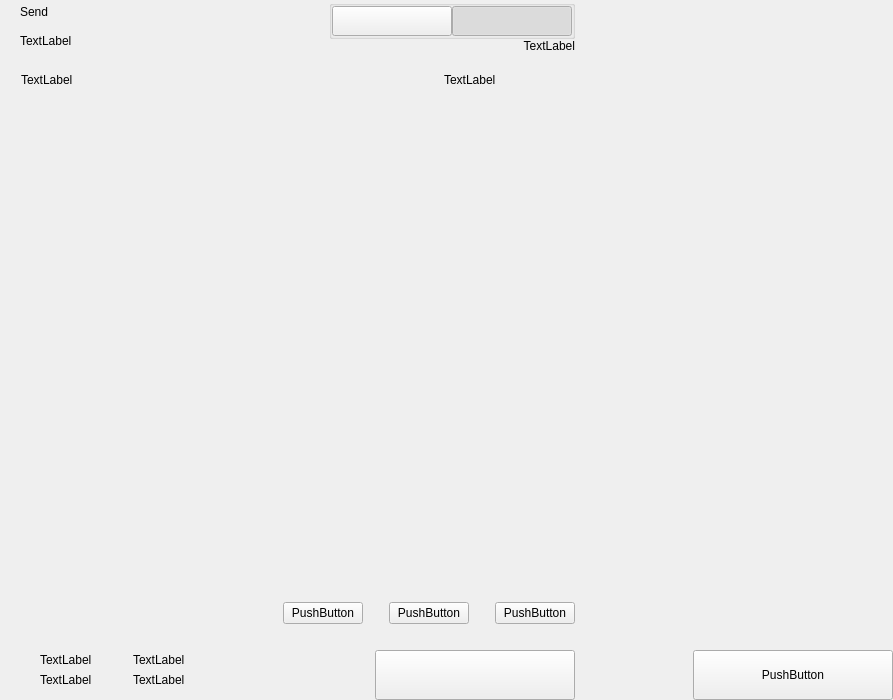
First picture: the form in src/qt/aezora/forms/send.ui, repository decenomy/AZR, before the edit.
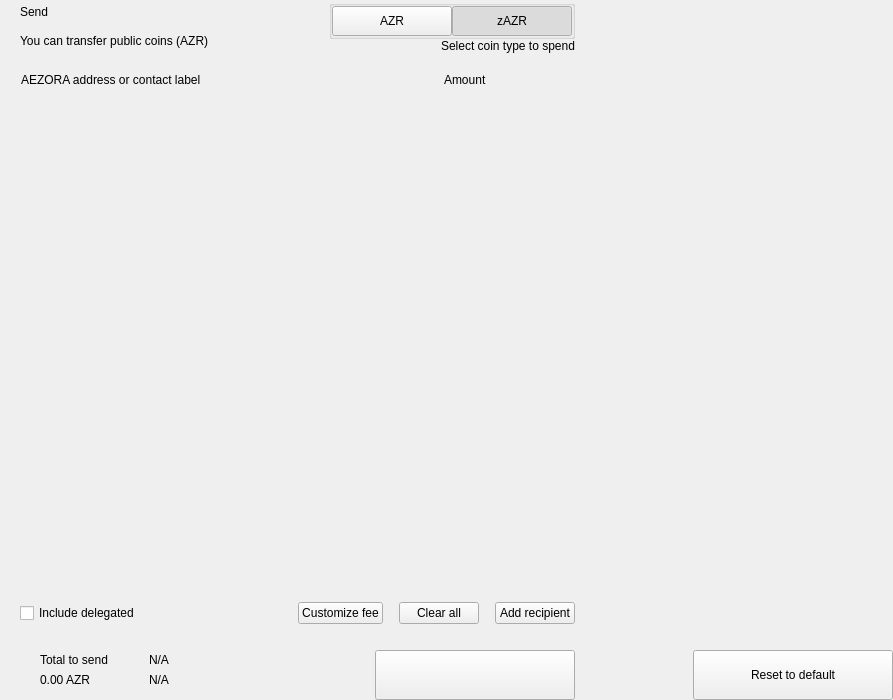
Second picture: the form after the edit. Custom widgets are drawn as their Qt base class.

```diff
--- a/src/qt/aezora/forms/send.ui
+++ b/src/qt/aezora/forms/send.ui
@@ -81,7 +81,7 @@
             <item>
              <widget class="QLabel" name="labelSubtitle1">
               <property name="text">
-               <string>TextLabel</string>
+               <string>You can transfer public coins (AZR)</string>
               </property>
              </widget>
             </item>
@@ -147,7 +147,7 @@
                   <enum>Qt::NoFocus</enum>
                  </property>
                  <property name="text">
-                  <string/>
+                  <string>AZR</string>
                  </property>
                  <property name="checkable">
                   <bool>true</bool>
@@ -175,7 +175,7 @@
                   <enum>Qt::NoFocus</enum>
                  </property>
                  <property name="text">
-                  <string/>
+                  <string>zAZR</string>
                  </property>
                  <property name="checkable">
                   <bool>true</bool>
@@ -194,7 +194,7 @@
             <item>
              <widget class="QLabel" name="labelSubtitle2">
               <property name="text">
-               <string>TextLabel</string>
+               <string>Select coin type to spend</string>
               </property>
               <property name="alignment">
                <set>Qt::AlignRight|Qt::AlignTrailing|Qt::AlignVCenter</set>
@@ -244,7 +244,7 @@
              <string notr="true">margin-left:8px;</string>
             </property>
             <property name="text">
-             <string>TextLabel</string>
+             <string>AEZORA address or contact label</string>
             </property>
            </widget>
           </item>
@@ -267,7 +267,7 @@
           <item>
            <widget class="QLabel" name="labelSubtitleAmount">
             <property name="text">
-             <string>TextLabel</string>
+             <string>Amount</string>
             </property>
            </widget>
           </item>
@@ -366,9 +366,22 @@
           <property name="spacing">
            <number>6</number>
           </property>
+          <property name="leftMargin">
+           <number>20</number>
+          </property>
           <property name="rightMargin">
            <number>20</number>
           </property>
+          <item>
+           <widget class="QCheckBox" name="checkBoxDelegations">
+            <property name="layoutDirection">
+             <enum>Qt::LeftToRight</enum>
+            </property>
+            <property name="text">
+             <string>Include delegated</string>
+            </property>
+           </widget>
+          </item>
           <item>
            <spacer name="horizontalSpacer_4">
             <property name="orientation">
@@ -376,7 +389,7 @@
             </property>
             <property name="sizeHint" stdset="0">
              <size>
-              <width>40</width>
+              <width>10</width>
               <height>20</height>
              </size>
             </property>
@@ -388,7 +401,7 @@
              <enum>Qt::NoFocus</enum>
             </property>
             <property name="text">
-             <string>PushButton</string>
+             <string>Customize fee</string>
             </property>
            </widget>
           </item>
@@ -402,7 +415,7 @@
             </property>
             <property name="sizeHint" stdset="0">
              <size>
-              <width>20</width>
+              <width>10</width>
               <height>20</height>
              </size>
             </property>
@@ -417,7 +430,7 @@
              <enum>Qt::RightToLeft</enum>
             </property>
             <property name="text">
-             <string>PushButton</string>
+             <string>Clear all</string>
             </property>
            </widget>
           </item>
@@ -431,7 +444,7 @@
             </property>
             <property name="sizeHint" stdset="0">
              <size>
-              <width>20</width>
+              <width>10</width>
               <height>20</height>
              </size>
             </property>
@@ -443,7 +456,7 @@
              <enum>Qt::NoFocus</enum>
             </property>
             <property name="text">
-             <string>PushButton</string>
+             <string>Add recipient</string>
             </property>
            </widget>
           </item>
@@ -547,14 +560,14 @@
                      <item>
                       <widget class="QLabel" name="labelTitleTotalSend">
                        <property name="text">
-                        <string>TextLabel</string>
+                        <string>Total to send</string>
                        </property>
                       </widget>
                      </item>
                      <item>
                       <widget class="QLabel" name="labelAmountSend">
                        <property name="text">
-                        <string>TextLabel</string>
+                        <string notr="true">0.00 AZR</string>
                        </property>
                       </widget>
                      </item>
@@ -619,14 +632,14 @@
                      <item>
                       <widget class="QLabel" name="labelTitleTotalRemaining">
                        <property name="text">
-                        <string>TextLabel</string>
+                        <string notr="true">N/A</string>
                        </property>
                       </widget>
                      </item>
                      <item>
                       <widget class="QLabel" name="labelAmountRemaining">
                        <property name="text">
-                        <string>TextLabel</string>
+                        <string notr="true">N/A</string>
                        </property>
                       </widget>
                      </item>
@@ -783,7 +796,7 @@
              <enum>Qt::NoFocus</enum>
             </property>
             <property name="text">
-             <string>PushButton</string>
+             <string>Reset to default</string>
             </property>
            </widget>
           </item>
```
